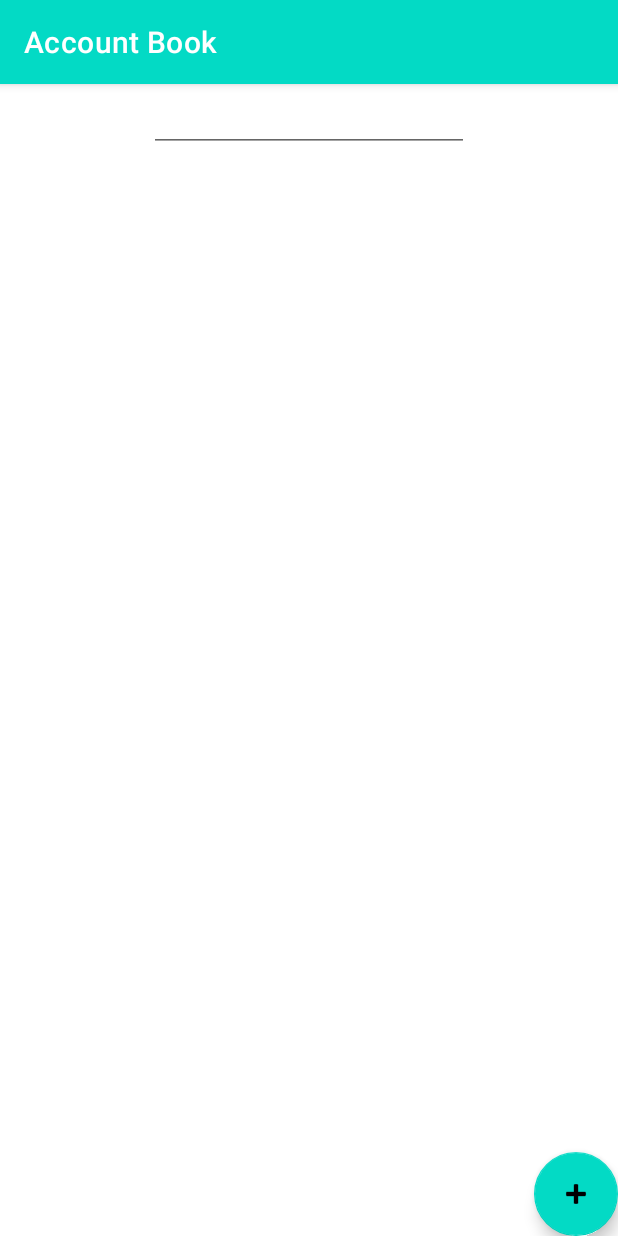
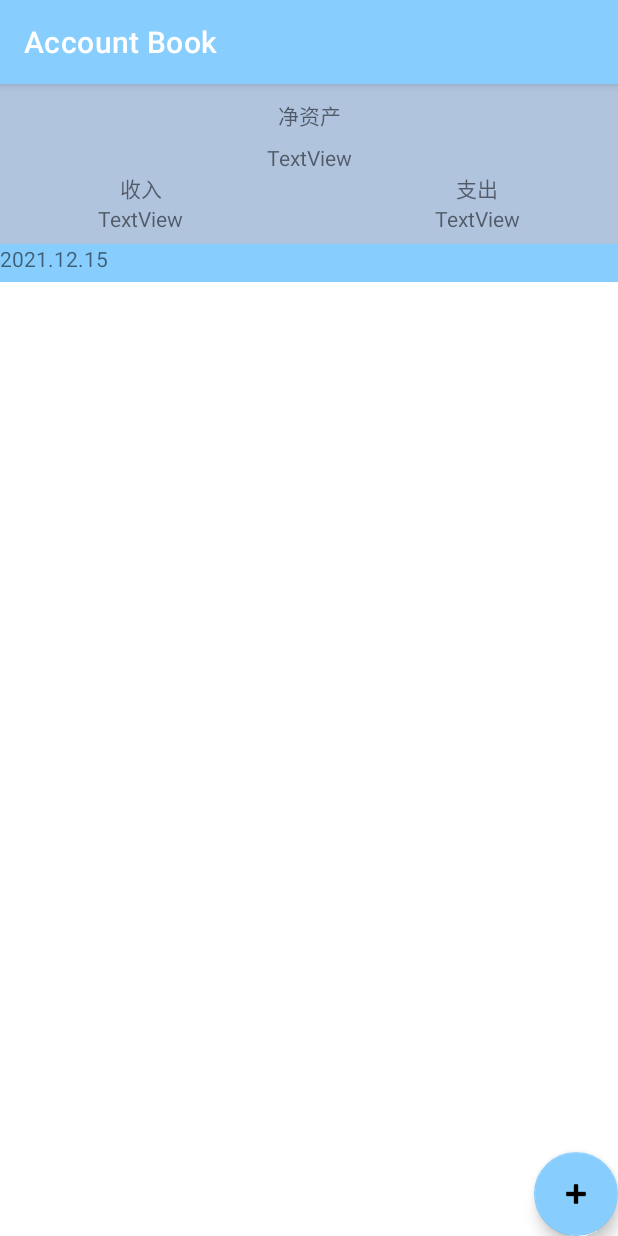
Before and after one commit to kyyahan3/Account_Book, an Android app: the screen it shows after launch (MainActivity), on a phone screen of 412 x 824 dp. Run offline under Robolectric (Android 15) with nearby library versions, the phone set to English and light mode, and no system bars.

Commit message:
V2.3.fab添加功能完成；可正确保存数据；显示时间已完成;计算金额未完成

```diff
--- a/app/src/main/java/com/jnu/accountbook/InputActivity.java
+++ b/app/src/main/java/com/jnu/accountbook/InputActivity.java
@@ -8,6 +8,8 @@ import android.view.View;
 import android.widget.Button;
 import android.widget.EditText;
 
+import java.util.Calendar;
+
 public class InputActivity extends AppCompatActivity {
 
     @Override
@@ -15,8 +17,10 @@ public class InputActivity extends AppCompatActivity {
         super.onCreate(savedInstanceState);
         setContentView(R.layout.activity_input);
 
+
         Intent intent=getIntent();
         int position=intent.getIntExtra("position",0);
+
 
         EditText editTextName=findViewById(R.id.edit_text_name);
         EditText editTextMoney=findViewById(R.id.edit_text_money);
--- a/app/src/main/java/com/jnu/accountbook/MainActivity.java
+++ b/app/src/main/java/com/jnu/accountbook/MainActivity.java
@@ -27,6 +27,7 @@ import com.jnu.accountbook.data.AccountItem;
 import com.jnu.accountbook.data.DataBank;
 
 import java.util.ArrayList;
+import java.util.Calendar;
 import java.util.List;
 
 public class MainActivity extends AppCompatActivity {
@@ -95,6 +96,15 @@ public class MainActivity extends AppCompatActivity {
 
         recyclerViewAdapter = new MyRecyclerViewAdapter(accountItems);
         mainRecycleView.setAdapter(recyclerViewAdapter);
+
+        // 获取当前月份的日期号码
+        TextView textViewDate=findViewById(R.id.text_view_date);;
+        Calendar c = Calendar.getInstance();
+        String mYear = String.valueOf(c.get(Calendar.YEAR));
+        String mMonth = String.valueOf(c.get(Calendar.MONTH) + 1);
+        String mDay = String.valueOf(c.get(Calendar.DAY_OF_MONTH));
+        textViewDate.setText(mYear + "." + mMonth + "." + mDay );
+
     }
 
     public void initData(){
--- a/app/src/main/res/layout/activity_main.xml
+++ b/app/src/main/res/layout/activity_main.xml
@@ -4,15 +4,17 @@
     xmlns:tools="http://schemas.android.com/tools"
     android:layout_width="match_parent"
     android:layout_height="match_parent"
+    android:background="@color/blue_500"
+    android:backgroundTint="@color/blue_500"
     android:theme="@style/Theme.AccountBook">
 
     <com.google.android.material.floatingactionbutton.FloatingActionButton
         android:id="@+id/floating_action_button_add"
         android:layout_width="wrap_content"
         android:layout_height="wrap_content"
-        android:backgroundTint="@color/teal_200"
+        android:backgroundTint="@color/blue_200"
         android:clickable="true"
-        app:backgroundTint="@color/teal_200"
+        app:backgroundTint="@color/blue_200"
         app:layout_constraintBottom_toBottomOf="parent"
         app:layout_constraintEnd_toEndOf="parent"
         app:srcCompat="@android:drawable/ic_input_add" />
@@ -20,20 +22,80 @@
     <androidx.recyclerview.widget.RecyclerView
         android:id="@+id/recycle_view_types"
         android:layout_width="match_parent"
-        android:layout_height="match_parent"
+        android:layout_height="0dp"
+        android:background="@color/white"
+        android:backgroundTint="@color/white"
         app:layout_constraintBottom_toBottomOf="parent"
         app:layout_constraintEnd_toEndOf="parent"
         app:layout_constraintStart_toStartOf="parent"
-        app:layout_constraintTop_toBottomOf="@+id/editTextDate" />
+        app:layout_constraintTop_toBottomOf="@+id/text_view_date" />
 
-    <EditText
-        android:id="@+id/editTextDate"
+    <TextView
+        android:id="@+id/text_view_net_asset"
         android:layout_width="wrap_content"
         android:layout_height="wrap_content"
-        android:ems="10"
-        android:inputType="date"
+        android:layout_marginTop="10dp"
+        android:text="净资产"
         app:layout_constraintEnd_toEndOf="parent"
         app:layout_constraintStart_toStartOf="parent"
         app:layout_constraintTop_toTopOf="parent" />
 
+    <TextView
+        android:id="@+id/text_view_income"
+        android:layout_width="wrap_content"
+        android:layout_height="wrap_content"
+        android:layout_marginStart="80dp"
+        android:text="收入"
+        app:layout_constraintStart_toStartOf="parent"
+        app:layout_constraintTop_toBottomOf="@+id/text_view_amount_net_asset" />
+
+    <TextView
+        android:id="@+id/text_view_spend"
+        android:layout_width="wrap_content"
+        android:layout_height="wrap_content"
+        android:layout_marginEnd="80dp"
+        android:text="支出"
+        app:layout_constraintEnd_toEndOf="parent"
+        app:layout_constraintTop_toBottomOf="@+id/text_view_amount_net_asset" />
+
+    <TextView
+        android:id="@+id/text_view_amount_income"
+        android:layout_width="wrap_content"
+        android:layout_height="wrap_content"
+        android:layout_marginStart="65dp"
+        android:text="TextView"
+        app:layout_constraintStart_toStartOf="parent"
+        app:layout_constraintTop_toBottomOf="@+id/text_view_income" />
+
+    <TextView
+        android:id="@+id/text_view_amount_spend"
+        android:layout_width="wrap_content"
+        android:layout_height="wrap_content"
+        android:layout_marginEnd="65dp"
+        android:text="TextView"
+        app:layout_constraintEnd_toEndOf="parent"
+        app:layout_constraintTop_toBottomOf="@+id/text_view_spend" />
+
+    <TextView
+        android:id="@+id/text_view_amount_net_asset"
+        android:layout_width="wrap_content"
+        android:layout_height="wrap_content"
+        android:layout_marginTop="8dp"
+        android:text="TextView"
+        app:layout_constraintEnd_toEndOf="parent"
+        app:layout_constraintStart_toStartOf="parent"
+        app:layout_constraintTop_toBottomOf="@+id/text_view_net_asset" />
+
+    <TextView
+        android:id="@+id/text_view_date"
+        android:layout_width="match_parent"
+        android:layout_height="25dp"
+        android:layout_marginTop="48dp"
+        android:background="@color/blue_200"
+        android:backgroundTint="@color/blue_200"
+        android:text="TextView"
+        app:layout_constraintTop_toBottomOf="@+id/text_view_amount_net_asset"
+        tools:layout_editor_absoluteX="0dp" />
+
+
 </androidx.constraintlayout.widget.ConstraintLayout>
--- a/app/src/main/res/values/colors.xml
+++ b/app/src/main/res/values/colors.xml
@@ -7,4 +7,7 @@
     <color name="teal_700">#FF018786</color>
     <color name="black">#FF000000</color>
     <color name="white">#FFFFFFFF</color>
+    <color name="blue_200">#87CEFE</color>
+    <color name="blue_500">#B0C4DE</color>
+
 </resources>
--- a/app/src/main/res/values/themes.xml
+++ b/app/src/main/res/values/themes.xml
@@ -2,8 +2,8 @@
     <!-- Base application theme. -->
     <style name="Theme.AccountBook" parent="Theme.MaterialComponents.DayNight.DarkActionBar">
         <!-- Primary brand color. -->
-        <item name="colorPrimary">@color/teal_200</item>
-        <item name="colorPrimaryVariant">@color/teal_700</item>
+        <item name="colorPrimary">@color/blue_200</item>
+        <item name="colorPrimaryVariant">@color/blue_500</item>
         <item name="colorOnPrimary">@color/white</item>
         <!-- Secondary brand color. -->
         <item name="colorSecondary">@color/purple_500</item>
```
